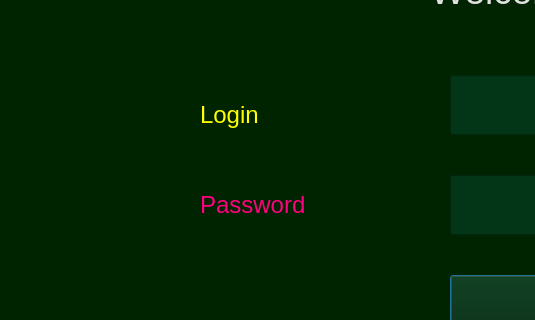
Before: the Qt Designer form WindowsGraphics/SignInWindow.ui in Skripkon/App-for-learning-English-LANGOD, drawn with Qt 5; both pictures show x 0 to 535 and y 85 to 405 of the 1200 by 800 pixel window.
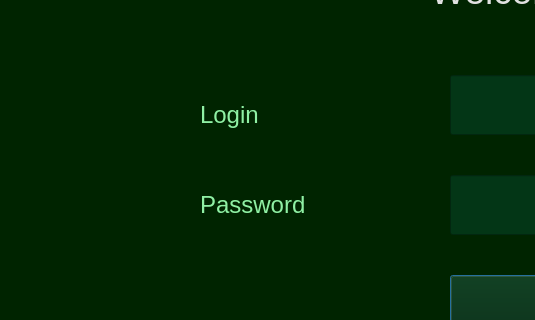
After: the same form once the commit is applied.

Diff of the .ui file:
```diff
--- a/WindowsGraphics/SignInWindow.ui
+++ b/WindowsGraphics/SignInWindow.ui
@@ -90,7 +90,7 @@
    </property>
    <property name="styleSheet">
     <string notr="true">font-size:18pt;
- color:rgb(255, 0, 127);
+color: rgb(143, 240, 164);
 border-color: rgb(255, 255, 255);</string>
    </property>
    <property name="text">
@@ -171,7 +171,7 @@
    </property>
    <property name="styleSheet">
     <string notr="true">font-size:18pt; 
-color:rgb(255, 255, 0);
+color: rgb(143, 240, 164);
 border-color: rgb(255, 255, 255);</string>
    </property>
    <property name="text">
```
